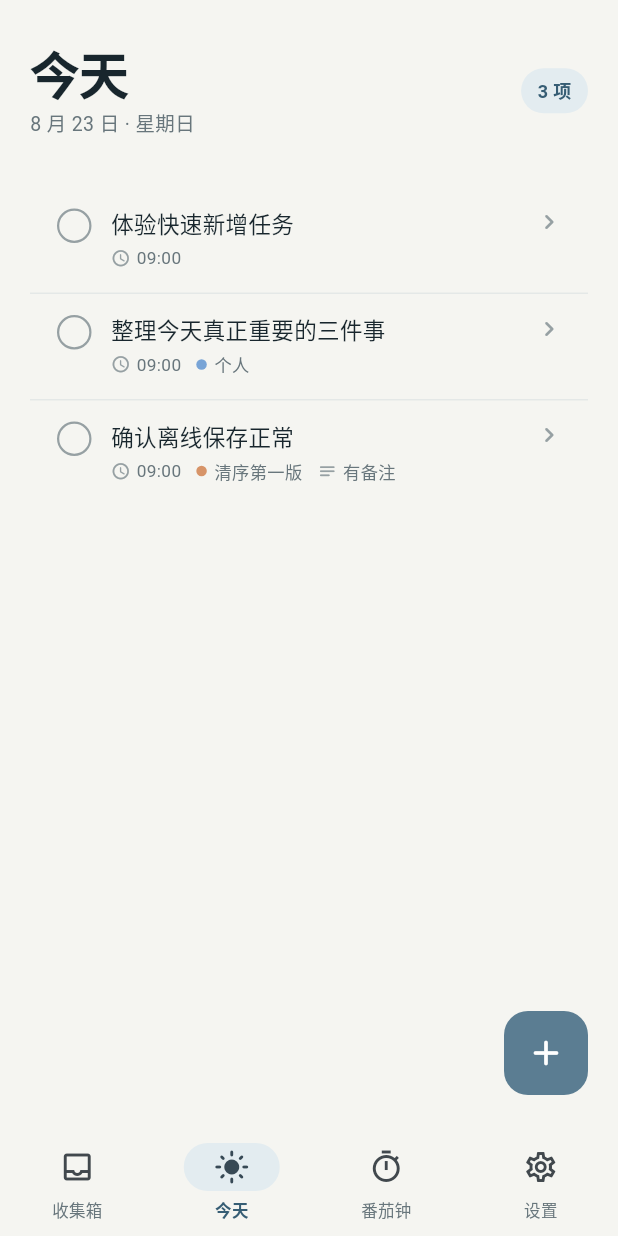
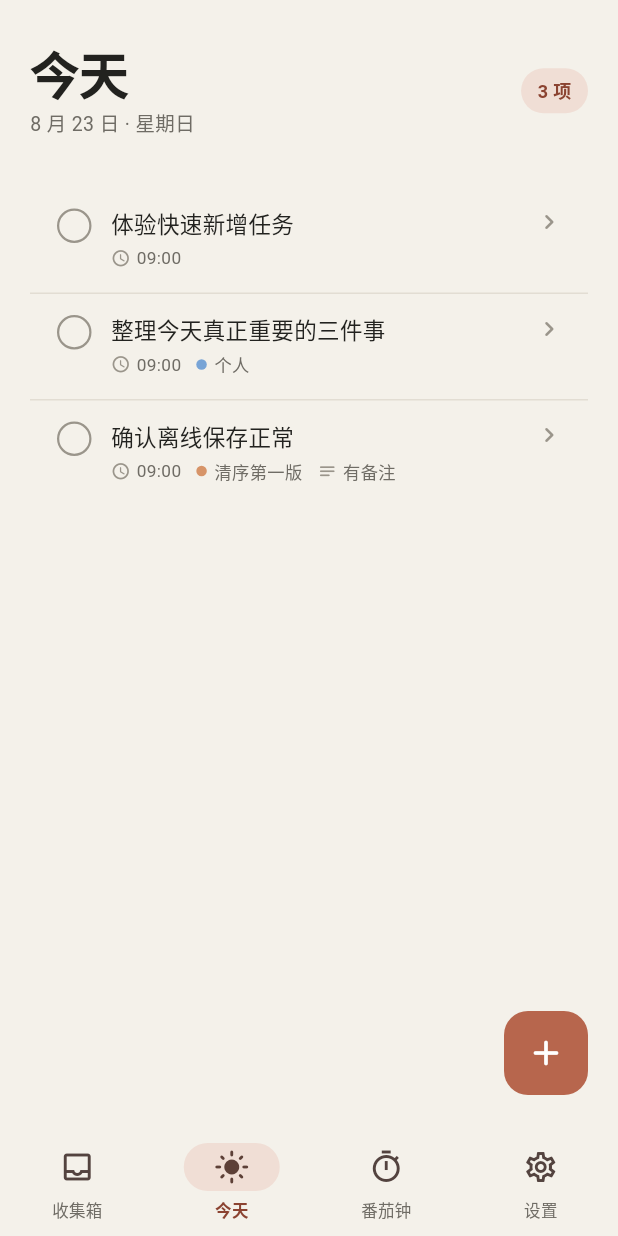
Before and after one commit to FelixZoe/qingxu, a Flutter app: the screen it shows after launch, on a phone screen of 412 x 824 dp. Run offline on Flutter 3.47's test engine with Material 3 defaults, Android fonts, the phone set to English and light mode, and no system bars; our stand-ins replace flutter_secure_storage, web; missing offline and left inert: forui; statements that could not run were skipped.

Commit message:
design: rebuild Qingxu visual identity

```diff
--- a/apps/flutter/lib/ui/design_system.dart
+++ b/apps/flutter/lib/ui/design_system.dart
@@ -19,42 +19,40 @@ class QingxuPalette extends ThemeExtension<QingxuPalette> {
     required this.info,
   });
 
-  // Porcelain ivory with a restrained mineral blue. Warmth is kept subtle so
-  // large areas stay clean instead of reading as yellow or aged paper.
+  // Editorial paper, charcoal ink, and a restrained terracotta accent.
   static const light = QingxuPalette(
-    accent: Color(0xFF5B7D92),
-    accentStrong: Color(0xFF365D74),
-    accentSoft: Color(0xFFE3ECF0),
-    canvas: Color(0xFFF5F5F1),
-    surface: Color(0xFFFCFCF9),
+    accent: Color(0xFFB7664D),
+    accentStrong: Color(0xFF8B4331),
+    accentSoft: Color(0xFFF0DED5),
+    canvas: Color(0xFFF4F1EA),
+    surface: Color(0xFFFBF9F4),
     surfaceRaised: Color(0xFFFFFFFF),
-    sidebar: Color(0xFFEDF1F2),
-    ink: Color(0xFF18262D),
-    muted: Color(0xFF68767C),
-    faint: Color(0xFF96A0A3),
-    border: Color(0xFFE0E5E4),
-    success: Color(0xFF547B67),
-    danger: Color(0xFFB55F59),
-    info: Color(0xFF5B7D92),
+    sidebar: Color(0xFFECE7DD),
+    ink: Color(0xFF22221F),
+    muted: Color(0xFF6F6C65),
+    faint: Color(0xFF9A958B),
+    border: Color(0xFFDED8CD),
+    success: Color(0xFF60796B),
+    danger: Color(0xFFB4544D),
+    info: Color(0xFF8A6B5A),
   );
 
-  // Neutral graphite surfaces with forest green reserved for interaction and
-  // progress. This avoids the previous all-over green cast in dark mode.
+  // Warm graphite keeps dark mode neutral; copper is reserved for action.
   static const dark = QingxuPalette(
-    accent: Color(0xFF73A385),
-    accentStrong: Color(0xFF9AC3A7),
-    accentSoft: Color(0xFF203029),
-    canvas: Color(0xFF0E100F),
-    surface: Color(0xFF151816),
-    surfaceRaised: Color(0xFF1B1F1C),
-    sidebar: Color(0xFF121614),
-    ink: Color(0xFFEEF1EF),
-    muted: Color(0xFFA4ACA7),
-    faint: Color(0xFF727A75),
-    border: Color(0xFF2B312D),
-    success: Color(0xFF73A385),
-    danger: Color(0xFFD27B72),
-    info: Color(0xFF7DA4B6),
+    accent: Color(0xFFC88761),
+    accentStrong: Color(0xFFE0A982),
+    accentSoft: Color(0xFF3A2A22),
+    canvas: Color(0xFF141412),
+    surface: Color(0xFF1C1C19),
+    surfaceRaised: Color(0xFF24231F),
+    sidebar: Color(0xFF181816),
+    ink: Color(0xFFF2EEE6),
+    muted: Color(0xFFA7A198),
+    faint: Color(0xFF77736C),
+    border: Color(0xFF34322D),
+    success: Color(0xFF7E9B88),
+    danger: Color(0xFFD07B70),
+    info: Color(0xFF9B8C7C),
   );
 
   static QingxuPalette of(BuildContext context) =>
--- a/apps/flutter/pubspec.yaml
+++ b/apps/flutter/pubspec.yaml
@@ -62,6 +62,9 @@ flutter:
   # the material Icons class.
   uses-material-design: true
 
+  assets:
+    - assets/branding/
+
   # To add assets to your application, add an assets section, like this:
   # assets:
   #   - images/a_dot_burr.jpeg
```
Also changed, not shown: apps/flutter/lib/main.dart (+15 -19 lines), apps/flutter/assets/branding/qingxu-icon-master-black.png, apps/flutter/assets/branding/qingxu-icon-master-white.png, 38 other files.
